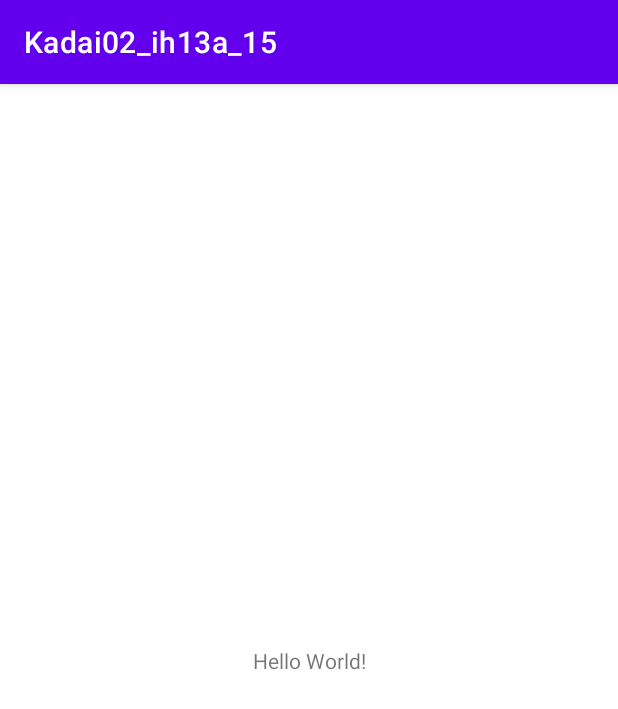
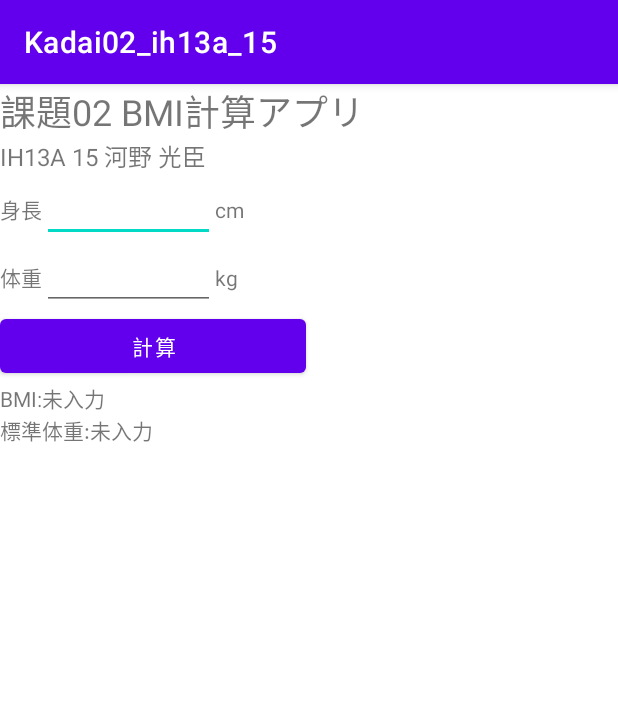
Before and after one commit to TellM1/android_java_hal, an Android app: the screen it shows after launch (MainActivity), on a phone screen of 412 x 824 dp. Shown: the top 709 px of the screen. Run offline under Robolectric (Android 15) with nearby library versions, the phone set to English and light mode, and no system bars; 2 statements that could not run were skipped.

Commit message:
update Study class 5_13

```diff
--- a/ST31/kadai/Kadai02_ih13a_15/app/src/main/java/jp/ac/kadai02_ih13a_15/MainActivity.java
+++ b/ST31/kadai/Kadai02_ih13a_15/app/src/main/java/jp/ac/kadai02_ih13a_15/MainActivity.java
@@ -10,5 +10,15 @@ public class MainActivity extends AppCompatActivity {
     protected void onCreate(Bundle savedInstanceState) {
         super.onCreate(savedInstanceState);
         setContentView(R.layout.activity_main);
+
+        Button sampleBtn = findViewById(R.id.button);
+        sampleBtn.setOnClickListerner(view -> {
+            //クリック時の操作について
+            calcBMIs();
+        });
+    }
+    //    BMI計算についての記述　calucBMIs()
+    private void calcBMIs(){
+        //edit textの中身を習得して計算をする
     }
 }
--- a/ST31/kadai/Kadai02_ih13a_15/app/src/main/res/layout/activity_main.xml
+++ b/ST31/kadai/Kadai02_ih13a_15/app/src/main/res/layout/activity_main.xml
@@ -1,18 +1,123 @@
 <?xml version="1.0" encoding="utf-8"?>
-<androidx.constraintlayout.widget.ConstraintLayout xmlns:android="http://schemas.android.com/apk/res/android"
+<LinearLayout xmlns:android="http://schemas.android.com/apk/res/android"
     xmlns:app="http://schemas.android.com/apk/res-auto"
     xmlns:tools="http://schemas.android.com/tools"
+    android:orientation="vertical"
     android:layout_width="match_parent"
     android:layout_height="match_parent"
     tools:context=".MainActivity">
 
     <TextView
-        android:layout_width="wrap_content"
+        android:id="@+id/title"
+        android:layout_width="match_parent"
         android:layout_height="wrap_content"
-        android:text="Hello World!"
-        app:layout_constraintBottom_toBottomOf="parent"
-        app:layout_constraintLeft_toLeftOf="parent"
-        app:layout_constraintRight_toRightOf="parent"
-        app:layout_constraintTop_toTopOf="parent" />
+        android:text="@string/title"
+        android:textSize="24sp" />
 
-</androidx.constraintlayout.widget.ConstraintLayout>
+    <TextView
+        android:id="@+id/name"
+        android:layout_width="match_parent"
+        android:layout_height="wrap_content"
+        android:text="@string/name"
+        android:textSize="16sp" />
+
+    <LinearLayout
+        android:layout_width="match_parent"
+        android:layout_height="wrap_content"
+        android:orientation="horizontal">
+
+        <TextView
+            android:id="@+id/input1"
+            android:layout_width="wrap_content"
+            android:layout_height="wrap_content"
+            android:text="@string/input1"
+            android:textSize="14sp" />
+
+        <EditText
+            android:id="@+id/editTextTextPersonName1"
+            android:layout_width="115dp"
+            android:layout_height="wrap_content"
+            android:inputType="number"
+            android:text=""
+            android:textSize="18sp" />
+
+        <TextView
+            android:id="@+id/textcm"
+            android:layout_width="30sp"
+            android:layout_height="wrap_content"
+            android:text="cm"
+            android:textSize="14sp" />
+    </LinearLayout>
+
+    <LinearLayout
+        android:layout_width="match_parent"
+        android:layout_height="wrap_content"
+        android:orientation="horizontal">
+
+        <TextView
+            android:id="@+id/input2"
+            android:layout_width="wrap_content"
+            android:layout_height="wrap_content"
+            android:text="@string/input2"
+            android:textSize="14sp" />
+
+        <EditText
+            android:id="@+id/editTextTextPersonName2"
+            android:layout_width="115dp"
+            android:layout_height="wrap_content"
+            android:inputType="number"
+            android:text=""
+            android:textSize="18sp" />
+
+        <TextView
+            android:id="@+id/textkg"
+            android:layout_width="30sp"
+            android:layout_height="wrap_content"
+            android:text="kg"
+            android:textSize="14sp" />
+    </LinearLayout>
+
+    <Button
+        android:id="@+id/calu"
+        android:layout_width="204dp"
+        android:layout_height="wrap_content"
+        android:text="計算" />
+    <LinearLayout
+        android:layout_width="match_parent"
+        android:layout_height="wrap_content"
+        android:orientation="horizontal">
+
+        <TextView
+            android:id="@+id/output_bmi"
+            android:layout_width="wrap_content"
+            android:layout_height="wrap_content"
+            android:text="BMI:"
+            android:textSize="14sp" />
+        <TextView
+            android:id="@+id/output_bmis"
+            android:layout_width="wrap_content"
+            android:layout_height="wrap_content"
+            android:text="未入力"
+            android:textSize="14sp" />
+
+    </LinearLayout>
+    <LinearLayout
+        android:layout_width="match_parent"
+        android:layout_height="wrap_content"
+        android:orientation="horizontal">
+
+        <TextView
+            android:id="@+id/output_weigth"
+            android:layout_width="wrap_content"
+            android:layout_height="wrap_content"
+            android:text="標準体重:"
+            android:textSize="14sp" />
+        <TextView
+            android:id="@+id/output_weigths"
+            android:layout_width="wrap_content"
+            android:layout_height="wrap_content"
+            android:text="未入力"
+            android:textSize="14sp" />
+    </LinearLayout>
+
+</LinearLayout>
--- a/ST31/kadai/Kadai02_ih13a_15/app/src/main/res/values/strings.xml
+++ b/ST31/kadai/Kadai02_ih13a_15/app/src/main/res/values/strings.xml
@@ -1,3 +1,10 @@
 <resources>
     <string name="app_name">Kadai02_ih13a_15</string>
+    <string name="title">課題02 BMI計算アプリ</string>
+    <string name="name">IH13A 15 河野 光臣</string>
+    <string name="input1">身長</string>
+    <string name="input2">体重</string>
+    <string name="input3">年齢</string>
+    <string name="textcmm">cm</string>
+    <string name="textkgg">kg</string>
 </resources>
```
